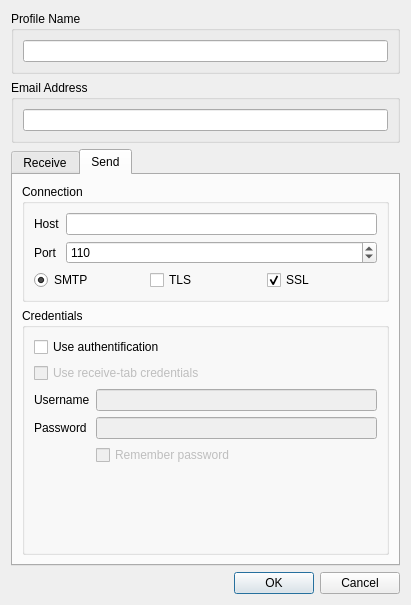
First picture: the form in dialog_newprofile.ui, repository typp/bmail, before the edit.
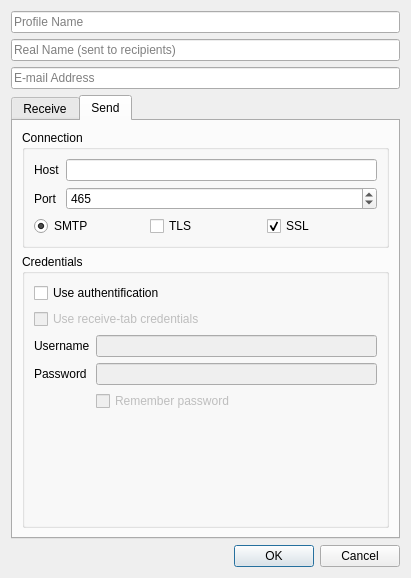
Second picture: the form after the edit. The open tabs and pages were chosen to show the change.

Commit message: added RealName profile / auto-toggle port / security

Diff of the .ui file:
```diff
--- a/dialog_newprofile.ui
+++ b/dialog_newprofile.ui
@@ -7,7 +7,7 @@
     <x>0</x>
     <y>0</y>
     <width>411</width>
-    <height>605</height>
+    <height>578</height>
    </rect>
   </property>
   <property name="windowTitle">
@@ -15,27 +15,24 @@
   </property>
   <layout class="QVBoxLayout" name="verticalLayout">
    <item>
-    <widget class="QGroupBox" name="groupBox_3">
-     <property name="title">
+    <widget class="QLineEdit" name="input_ProfileName">
+     <property name="placeholderText">
       <string>Profile Name</string>
      </property>
-     <layout class="QVBoxLayout" name="verticalLayout_4">
-      <item>
-       <widget class="QLineEdit" name="input_ProfileName"/>
-      </item>
-     </layout>
     </widget>
    </item>
    <item>
-    <widget class="QGroupBox" name="groupBox">
-     <property name="title">
-      <string>Email Address</string>
+    <widget class="QLineEdit" name="input_RealName">
+     <property name="placeholderText">
+      <string>Real Name (sent to recipients)</string>
      </property>
-     <layout class="QVBoxLayout" name="verticalLayout_3">
-      <item>
-       <widget class="QLineEdit" name="input_EmailAddress"/>
-      </item>
-     </layout>
+    </widget>
+   </item>
+   <item>
+    <widget class="QLineEdit" name="input_EmailAddress">
+     <property name="placeholderText">
+      <string>E-mail Address</string>
+     </property>
     </widget>
    </item>
    <item>
@@ -210,7 +207,7 @@
                <number>65535</number>
               </property>
               <property name="value">
-               <number>110</number>
+               <number>465</number>
               </property>
              </widget>
             </item>
@@ -223,6 +220,9 @@
               <property name="text">
                <string>SMTP</string>
               </property>
+              <property name="checkable">
+               <bool>true</bool>
+              </property>
               <property name="checked">
                <bool>true</bool>
               </property>
```
Left out of the diff: 7 changed lines with no effect on the pictures. The commit also changes 5 other files.
